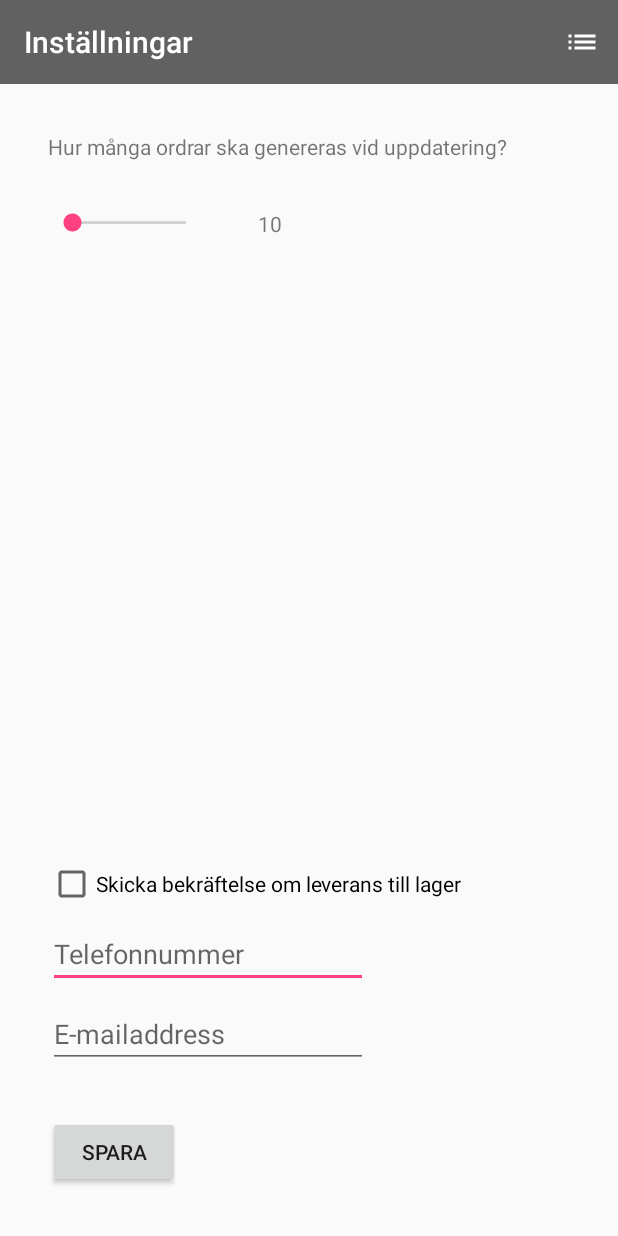
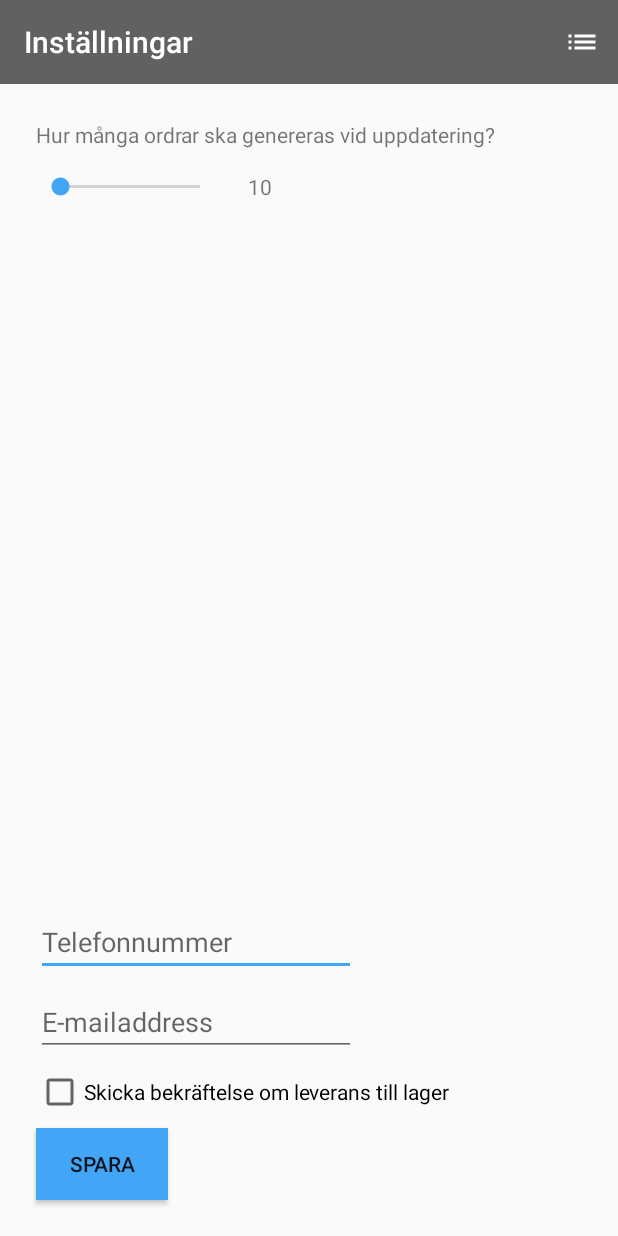
Before and after one commit to fransbernhard/Delivery, an Android app: the PreferenceActivity screen opened directly, with no data from a screen before it, on a phone screen of 412 x 824 dp. Run offline under Robolectric (Android 15) with nearby library versions, the phone set to English and light mode, and no system bars; Roboto replaces fonts that are not available here.

Commit message:
Design PreferenceActivity

```diff
--- a/app/src/main/res/layout/activity_preference.xml
+++ b/app/src/main/res/layout/activity_preference.xml
@@ -18,8 +18,8 @@
         android:id="@+id/textHowMany"
         android:layout_width="wrap_content"
         android:layout_height="wrap_content"
-        android:layout_marginStart="32dp"
-        android:layout_marginTop="32dp"
+        android:layout_marginStart="24dp"
+        android:layout_marginTop="24dp"
         android:text="Hur många ordrar ska genereras vid uppdatering?"
         app:layout_constraintStart_toStartOf="parent"
         app:layout_constraintTop_toBottomOf="@+id/myToolbar"
@@ -27,9 +27,9 @@
 
     <SeekBar
         android:id="@+id/seekBarHowMany"
-        android:layout_width="108dp"
-        android:layout_height="18dp"
-        android:layout_marginTop="32dp"
+        android:layout_width="125dp"
+        android:layout_height="wrap_content"
+        android:layout_marginTop="16dp"
         app:layout_constraintStart_toStartOf="@+id/textHowMany"
         app:layout_constraintTop_toBottomOf="@+id/textHowMany" />
 
@@ -38,10 +38,9 @@
         android:layout_width="wrap_content"
         android:layout_height="wrap_content"
         android:layout_marginBottom="8dp"
-        android:layout_marginStart="32dp"
         android:text="Skicka bekräftelse om leverans till lager"
-        app:layout_constraintBottom_toTopOf="@+id/editPhoneNr"
-        app:layout_constraintStart_toStartOf="parent"
+        app:layout_constraintBottom_toTopOf="@+id/buttonSave"
+        app:layout_constraintStart_toStartOf="@+id/buttonSave"
         tools:text="Skicka bekräftelse om leverans till lager" />
 
     <EditText
@@ -49,31 +48,30 @@
         android:layout_width="wrap_content"
         android:layout_height="wrap_content"
         android:layout_marginBottom="8dp"
-        android:layout_marginStart="32dp"
         android:ems="10"
         android:hint="Telefonnummer"
-        android:inputType="textPersonName"
+        android:inputType="phone"
         app:layout_constraintBottom_toTopOf="@+id/editEmail"
-        app:layout_constraintStart_toStartOf="parent" />
+        app:layout_constraintStart_toStartOf="@+id/editEmail" />
 
     <EditText
         android:id="@+id/editEmail"
         android:layout_width="wrap_content"
         android:layout_height="wrap_content"
-        android:layout_marginBottom="32dp"
-        android:layout_marginStart="32dp"
+        android:layout_marginBottom="8dp"
         android:ems="10"
         android:hint="E-mailaddress"
-        android:inputType="textPersonName"
-        app:layout_constraintBottom_toTopOf="@+id/buttonSave"
-        app:layout_constraintStart_toStartOf="parent" />
+        android:inputType="textEmailAddress"
+        app:layout_constraintBottom_toTopOf="@+id/sendConfirmation"
+        app:layout_constraintStart_toStartOf="@+id/sendConfirmation" />
 
     <Button
         android:id="@+id/buttonSave"
         android:layout_width="wrap_content"
         android:layout_height="wrap_content"
-        android:layout_marginBottom="32dp"
-        android:layout_marginStart="32dp"
+        android:layout_marginBottom="24dp"
+        android:layout_marginStart="24dp"
+        android:background="@color/colorAccent"
         android:onClick="clickedSave"
         android:text="Spara"
         app:layout_constraintBottom_toBottomOf="parent"
@@ -84,11 +82,11 @@
         android:id="@+id/textAmountOfOrders"
         android:layout_width="wrap_content"
         android:layout_height="wrap_content"
-        android:layout_marginStart="32dp"
-        android:layout_marginTop="32dp"
+        android:layout_marginStart="16dp"
         android:text="TextView"
+        app:layout_constraintBottom_toBottomOf="@+id/seekBarHowMany"
         app:layout_constraintStart_toEndOf="@+id/seekBarHowMany"
-        app:layout_constraintTop_toBottomOf="@+id/textHowMany"
+        app:layout_constraintTop_toTopOf="@+id/seekBarHowMany"
         tools:text="10" />
 
 </android.support.constraint.ConstraintLayout>
--- a/app/src/main/res/values/colors.xml
+++ b/app/src/main/res/values/colors.xml
@@ -2,7 +2,7 @@
 <resources>
     <color name="colorPrimary">#616161</color>
     <color name="colorPrimaryDark">#2d2d2d</color>
-    <color name="colorAccent">#FF4081</color>
+    <color name="colorAccent">#42a5f5</color>
     <color name="colorButton">#fa6bcb</color>
     <color name="colorStart">#42a5f5</color>
     <color name="colorButtonfaded">#aafa6bcb</color>
```
